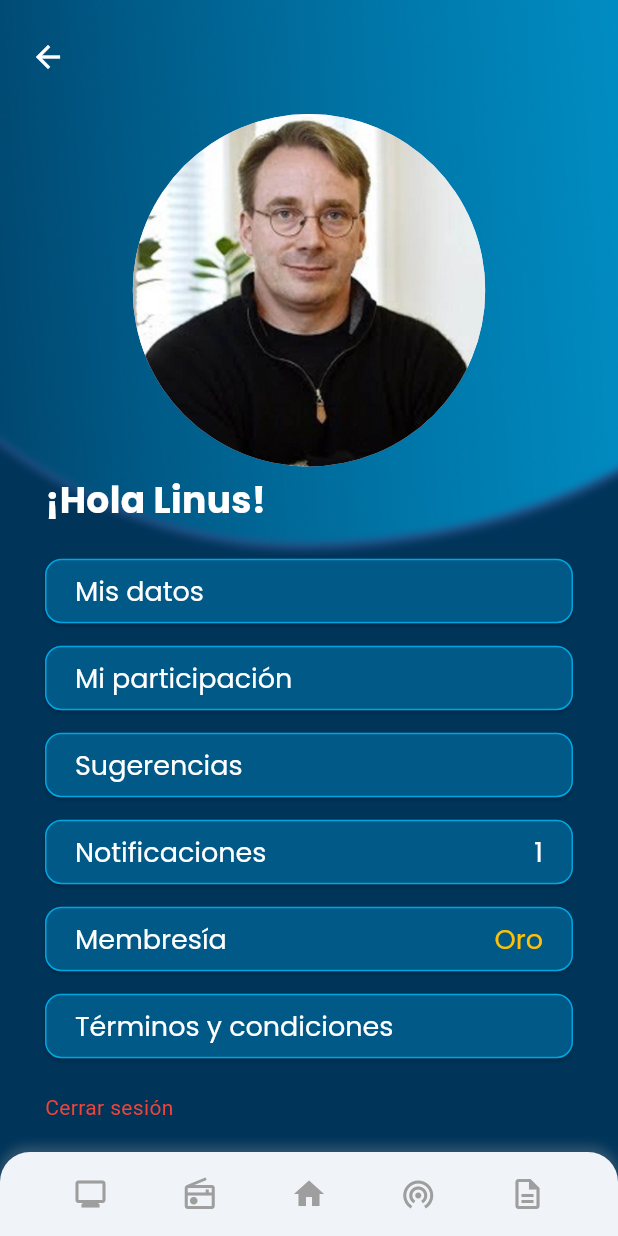
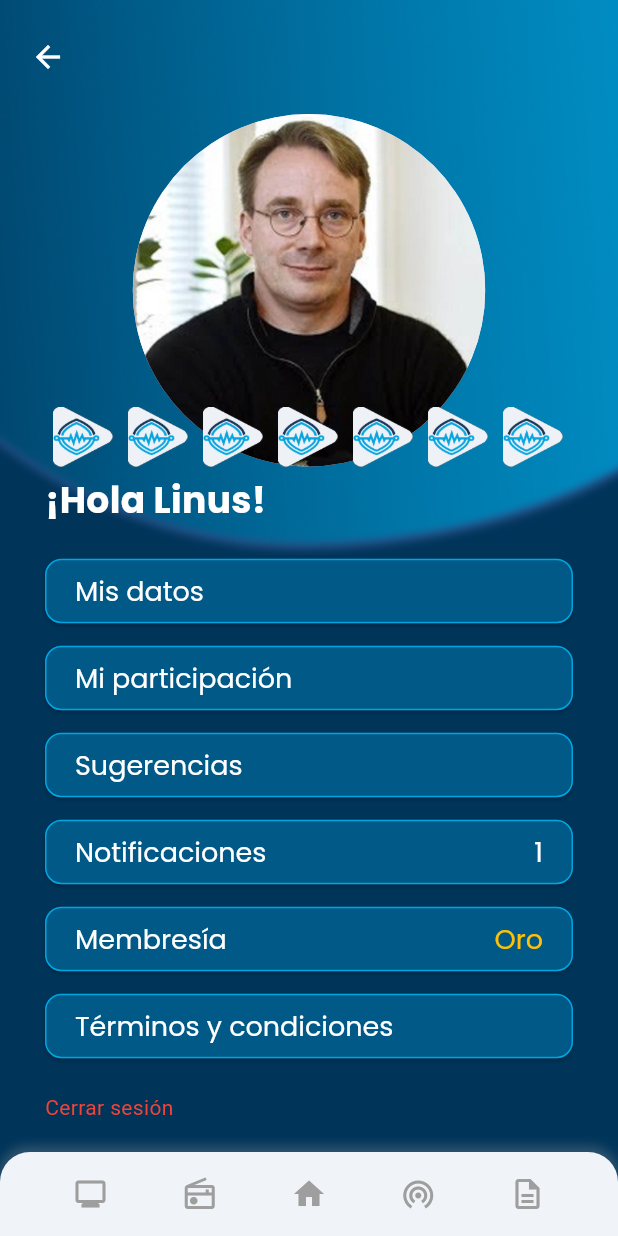
Before and after one commit to Arielcito/RatingApp-mobile, a Flutter app: the UserScreen screen opened by its route, on a phone screen of 412 x 824 dp. Run offline on Flutter 3.47's test engine with Material 3 defaults, Android fonts, the phone set to English and light mode, and no system bars; our stand-ins replace video_player, webview_flutter; network calls fail.

Commit message:
feat: updates

```diff
--- a/ratingapp_mobile/lib/screens/login_screen_widgets/login_screen_content.dart
+++ b/ratingapp_mobile/lib/screens/login_screen_widgets/login_screen_content.dart
@@ -125,7 +125,9 @@ class LoginScreenContent extends StatelessWidget {
                   textAlign: TextAlign.center,
                 ),
                 TextButton(
-                  onPressed: () {},
+                  onPressed: () {
+                    Navigator.pushNamed(context, '/register');
+                  },
                   child: const Text(
                     'Regístrate.',
                     style: TextStyle(
--- a/ratingapp_mobile/lib/screens/mydata_screen.dart
+++ b/ratingapp_mobile/lib/screens/mydata_screen.dart
@@ -57,7 +57,7 @@ class _MyDataScreenState extends State<MyDataScreen> {
             const SizedBox(height: 15),
             _buildDatePicker(),
             const SizedBox(height: 15),
-            _buildInputField('Código de comunidad', '123456'),
+            _buildInputField('Código de comunidad', ''),
             const SizedBox(height: 30),
             _buildSaveButton(),
             const SizedBox(height: 20),
--- a/ratingapp_mobile/lib/screens/user_screen.dart
+++ b/ratingapp_mobile/lib/screens/user_screen.dart
@@ -11,18 +11,34 @@ class UserScreen extends StatelessWidget {
   Widget build(BuildContext context) {
     return Scaffold(
       backgroundColor: CustomStyles.colorDeepBlue,
-      body: const Stack(
+      body: Stack(
         children: [
-          UserScreenTopStack(),
+          const UserScreenTopStack(),
           Align(
             alignment: Alignment.bottomCenter,
             child: Padding(
-              padding: EdgeInsets.symmetric(horizontal: 30),
+              padding: const EdgeInsets.symmetric(horizontal: 30),
               child: Column(
                 mainAxisSize: MainAxisSize.min,
                 crossAxisAlignment: CrossAxisAlignment.start,
                 children: [
-                  Text(
+                  SizedBox(
+                    height: 50,
+                    child: ListView.builder(
+                      scrollDirection: Axis.horizontal,
+                      itemBuilder: (context, index) {
+                        return Padding(
+                          padding: const EdgeInsets.symmetric(horizontal: 5),
+                          child: Image.asset(
+                            'assets/images/icon-rating-app.png',
+                            height: 40,
+                            width: 40,
+                          ),
+                        );
+                      },
+                    ),
+                  ),
+                  const Text(
                     '¡Hola Linus!',
                     style: TextStyle(
                       color: Colors.white,
@@ -31,10 +47,10 @@ class UserScreen extends StatelessWidget {
                       fontWeight: FontWeight.bold,
                     ),
                   ),
-                  SizedBox(height: 20),
-                  UserMenuButtons(),
-                  SizedBox(height: 20),
-                  Text(
+                  const SizedBox(height: 20),
+                  const UserMenuButtons(),
+                  const SizedBox(height: 20),
+                  const Text(
                     'Cerrar sesión',
                     style: TextStyle(
                       color: Colors.red,
@@ -42,7 +58,7 @@ class UserScreen extends StatelessWidget {
                       fontWeight: FontWeight.w400,
                     ),
                   ),
-                  SizedBox(height: 20),
+                  const SizedBox(height: 20),
                 ],
               ),
             ),
--- a/ratingapp_mobile/lib/screens/widgets/secondary_app_bar_widget.dart
+++ b/ratingapp_mobile/lib/screens/widgets/secondary_app_bar_widget.dart
@@ -21,11 +21,11 @@ class SecondaryAppBarWidget extends StatelessWidget
         mainAxisAlignment: MainAxisAlignment.center,
         children: [
           IconButton(
-            icon: const Icon(Icons.favorite, color: Colors.white),
+            icon: const Icon(Icons.favorite, color: Colors.red),
             onPressed: () {},
           ),
           IconButton(
-            icon: const Icon(Icons.emoji_events_outlined, color: Colors.white),
+            icon: const Icon(Icons.emoji_events_outlined, color: Colors.yellow),
             onPressed: () {
               Navigator.pushNamed(context, '/benefits');
             },
--- a/ratingapp_mobile/pubspec.yaml
+++ b/ratingapp_mobile/pubspec.yaml
@@ -66,6 +66,7 @@ flutter:
     - assets/images/register_screen/
     - assets/images/benefits_screen/
     - assets/videos/
+    - assets/images/icon-rating-app.png
 
   # An image asset can refer to one or more resolution-specific "variants", see
   # https://flutter.dev/to/resolution-aware-images
```
Also changed, not shown: ratingapp_mobile/lib/screens/main_screen_widgets/radio_icons_grid.dart (+38 -0 lines), ratingapp_mobile/assets/images/icon-rating-app.png (added).
